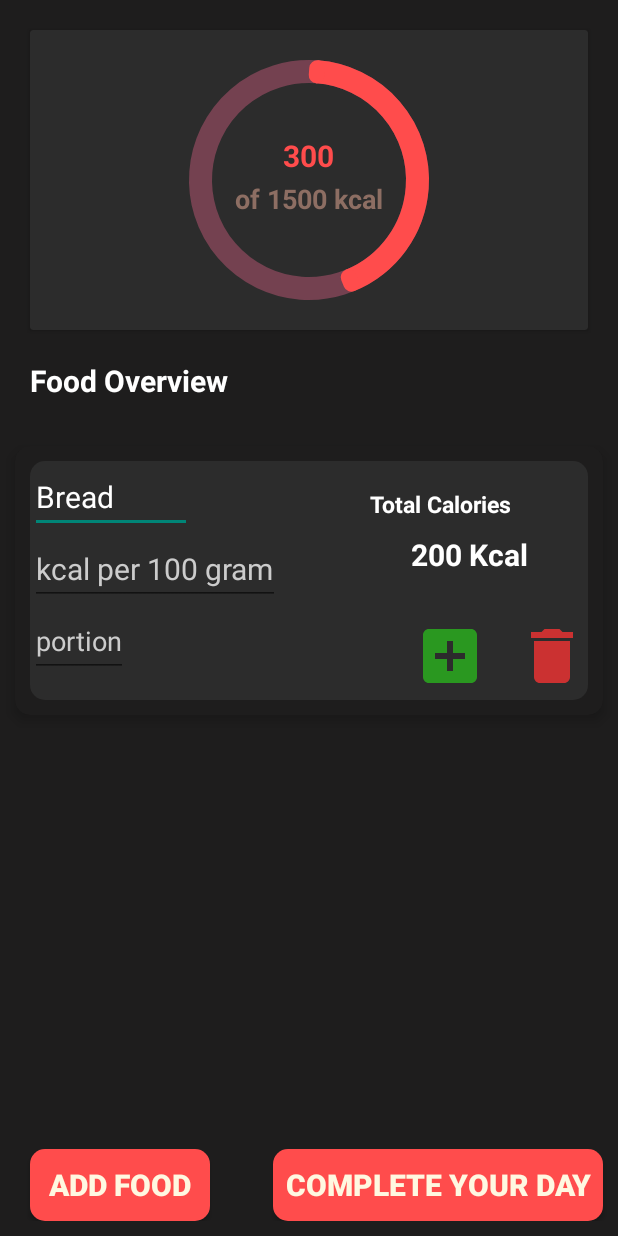
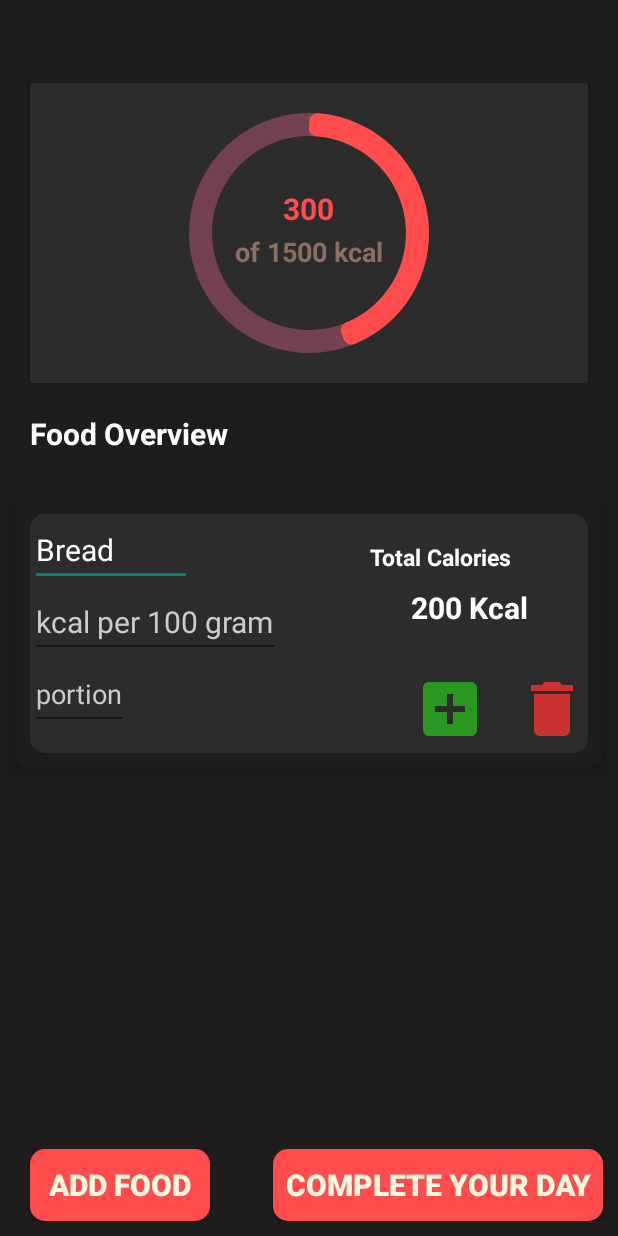
Before and after one commit to bekstha/Calorie-Count, an Android app: the Overview screen opened directly, with no data from a screen before it, on a phone screen of 412 x 824 dp. Run offline under Robolectric (Android 15) with nearby library versions, the phone set to English and light mode, and no system bars.

```diff
--- a/app/src/main/res/layout/activity_overview.xml
+++ b/app/src/main/res/layout/activity_overview.xml
@@ -9,7 +9,7 @@
     tools:context=".Overview">
 
     <com.google.android.material.card.MaterialCardView
-        android:layout_marginTop="20dp"
+        android:layout_marginTop="55dp"
         android:layout_marginLeft="20dp"
         android:layout_marginRight="20dp"
         android:id="@+id/progressBarCardView"
```
